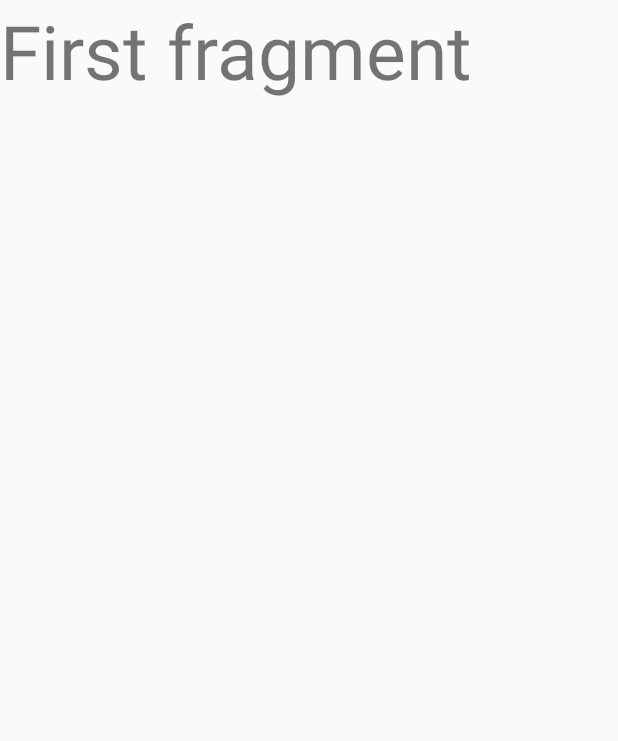
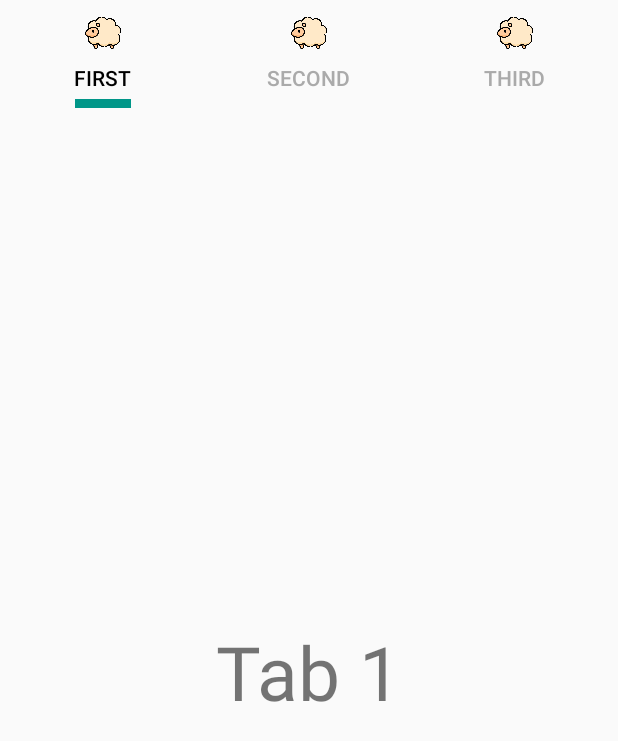
Before and after one commit to abdullahmansss/hti, an Android app: the screen it shows after launch (MainActivity), on a phone screen of 412 x 824 dp. Shown: the top 741 px of the screen. Run offline under Robolectric (Android 15) with nearby library versions, the light colour scheme and no system bars; our stand-ins replace Room's generated code.

Commit message:
tab layout

```diff
--- a/app/src/main/java/mans/firstapp/FirstFragment.java
+++ b/app/src/main/java/mans/firstapp/FirstFragment.java
@@ -9,11 +9,22 @@ import android.widget.TextView;
 import androidx.annotation.NonNull;
 import androidx.annotation.Nullable;
 import androidx.fragment.app.Fragment;
+import androidx.viewpager2.adapter.FragmentStateAdapter;
+import androidx.viewpager2.widget.ViewPager2;
+
+import com.google.android.material.tabs.TabLayout;
+import com.google.android.material.tabs.TabLayoutMediator;
+
+import java.util.ArrayList;
+import java.util.List;
 
 public class FirstFragment extends Fragment
 {
     View view;
-    TextView textView;
+    TabLayout tabLayout;
+    ViewPager2 viewPager2;
+    List<Fragment> fragments = new ArrayList<>();
+    List<String> names = new ArrayList<>();
 
     @Nullable
     @Override
@@ -33,20 +44,52 @@ public class FirstFragment extends Fragment
 
     private void initViews()
     {
-        textView = view.findViewById(R.id.first_click);
+        tabLayout = view.findViewById(R.id.tabs);
+        viewPager2 = view.findViewById(R.id.viewpager);
 
-        textView.setOnClickListener(new View.OnClickListener()
+        fragments.add(new Tab1());
+        fragments.add(new Tab2());
+        fragments.add(new Tab3());
+
+        names.add("first");
+        names.add("second");
+        names.add("third");
+
+        viewPager2.setAdapter(new TabsAdapter(this, fragments));
+        new TabLayoutMediator(tabLayout, viewPager2,
+                new TabLayoutMediator.TabConfigurationStrategy()
+                {
+                    @Override
+                    public void onConfigureTab(@NonNull TabLayout.Tab tab, int position)
+                    {
+                        tab.setText(names.get(position));
+                        tab.setIcon(R.drawable.sheep);
+                    }
+                }
+        ).attach();
+    }
+
+    public class TabsAdapter extends FragmentStateAdapter
+    {
+        List<Fragment> fragments;
+
+        public TabsAdapter(Fragment fragment, List<Fragment> fragments)
         {
-            @Override
-            public void onClick(View v)
-            {
-                getActivity()
-                        .getSupportFragmentManager()
-                        .beginTransaction()
-                        .replace(R.id.fragment_container, new SecondFragment())
-                        .addToBackStack("first")
-                        .commit();
-            }
-        });
+            super(fragment);
+            this.fragments = fragments;
+        }
+
+        @NonNull
+        @Override
+        public Fragment createFragment(int position)
+        {
+            return fragments.get(position);
+        }
+
+        @Override
+        public int getItemCount()
+        {
+            return fragments.size();
+        }
     }
 }
--- /dev/null
+++ b/app/src/main/java/mans/firstapp/Tab1.java
@@ -0,0 +1,22 @@
+package mans.firstapp;
+
+import android.os.Bundle;
+import android.view.LayoutInflater;
+import android.view.View;
+import android.view.ViewGroup;
+
+import androidx.annotation.NonNull;
+import androidx.annotation.Nullable;
+import androidx.fragment.app.Fragment;
+
+public class Tab1 extends Fragment
+{
+    View view;
+
+    @Nullable
+    @Override
+    public View onCreateView(@NonNull LayoutInflater inflater, @Nullable ViewGroup container, @Nullable Bundle savedInstanceState) {
+        view = inflater.inflate(R.layout.fragment_tab1, container, false);
+        return  view;
+    }
+}
--- /dev/null
+++ b/app/src/main/java/mans/firstapp/Tab2.java
@@ -0,0 +1,22 @@
+package mans.firstapp;
+
+import android.os.Bundle;
+import android.view.LayoutInflater;
+import android.view.View;
+import android.view.ViewGroup;
+
+import androidx.annotation.NonNull;
+import androidx.annotation.Nullable;
+import androidx.fragment.app.Fragment;
+
+public class Tab2 extends Fragment
+{
+    View view;
+
+    @Nullable
+    @Override
+    public View onCreateView(@NonNull LayoutInflater inflater, @Nullable ViewGroup container, @Nullable Bundle savedInstanceState) {
+        view = inflater.inflate(R.layout.fragment_tab2, container, false);
+        return  view;
+    }
+}
--- a/app/src/main/res/layout/activity_main.xml
+++ b/app/src/main/res/layout/activity_main.xml
@@ -7,6 +7,4 @@
     android:layout_height="match_parent"
     xmlns:app="http://schemas.android.com/apk/res-auto"
     tools:context=".MainActivity"
-    >
-
-  </FrameLayout>
+    />
--- a/app/src/main/res/layout/fragment_first.xml
+++ b/app/src/main/res/layout/fragment_first.xml
@@ -1,15 +1,27 @@
 <?xml version="1.0" encoding="utf-8"?>
 <LinearLayout xmlns:android="http://schemas.android.com/apk/res/android"
-    android:orientation="vertical" android:layout_width="match_parent"
-    android:layout_height="match_parent"
-    >
+    xmlns:app="http://schemas.android.com/apk/res-auto"
+    android:orientation="vertical"
+    android:layout_width="match_parent"
+    android:layout_height="match_parent">
 
-    <TextView
-        android:id="@+id/first_click"
-        android:layout_width="wrap_content"
+    <com.google.android.material.tabs.TabLayout
+        android:id="@+id/tabs"
+        android:layout_width="match_parent"
         android:layout_height="wrap_content"
-        android:text="First fragment"
-        android:textSize="50sp"
+        android:elevation="10dp"
+        app:tabSelectedTextColor="@android:color/black"
+        app:tabTextColor="@android:color/darker_gray"
+        app:tabIndicatorColor="@color/colorPrimaryDark"
+        app:tabIndicatorFullWidth="false"
+        app:tabIndicatorHeight="6dp"
+        />
+
+    <androidx.viewpager2.widget.ViewPager2
+        android:id="@+id/viewpager"
+        android:layout_width="match_parent"
+        android:layout_height="0dp"
+        android:layout_weight="1"
         />
 
 </LinearLayout>
--- /dev/null
+++ b/app/src/main/res/layout/fragment_tab1.xml
@@ -0,0 +1,17 @@
+<?xml version="1.0" encoding="utf-8"?>
+<LinearLayout
+    xmlns:android="http://schemas.android.com/apk/res/android"
+    android:orientation="vertical"
+    android:layout_width="match_parent"
+    android:layout_height="match_parent"
+    android:gravity="center"
+    >
+
+    <TextView
+        android:layout_width="wrap_content"
+        android:layout_height="wrap_content"
+        android:text="Tab 1"
+        android:textSize="50sp"
+        />
+
+</LinearLayout>
```
Also changed, not shown: app/src/main/java/mans/firstapp/Tab3.java (renamed from app/src/main/java/mans/firstapp/SecondFragment.java, +3 -4 lines), app/src/main/res/layout/fragment_tab2.xml (added, +17 -0 lines), app/src/main/res/layout/fragment_tab3.xml (renamed from app/src/main/res/layout/fragment_second.xml, +6 -4 lines).
